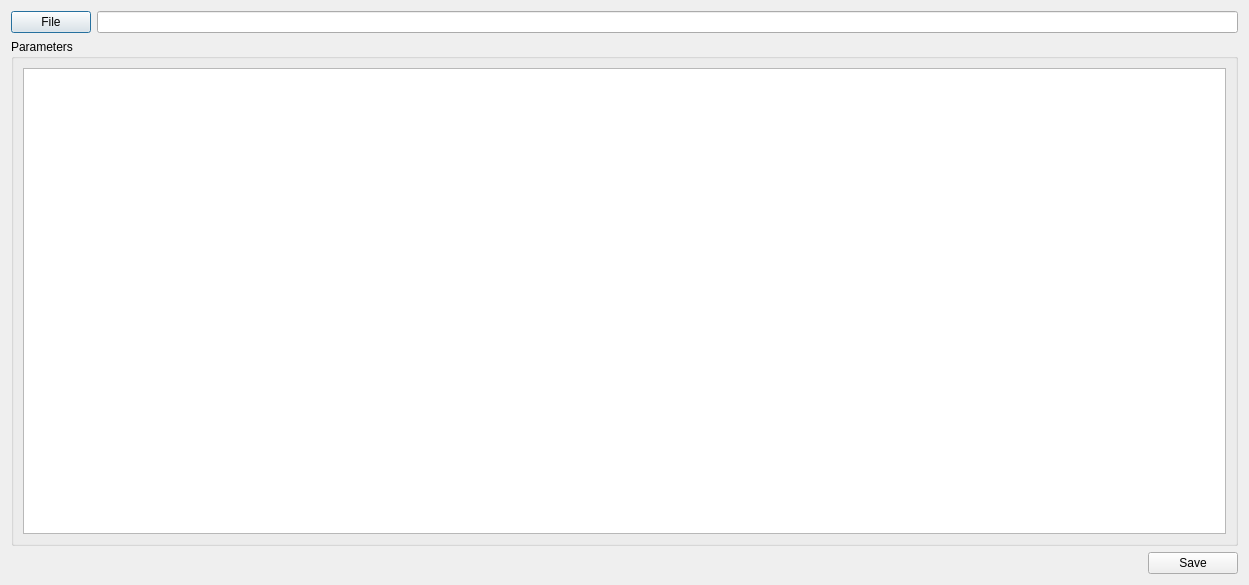
The window that ui_qt/ParametersManagerDialog.ui (UCLM-PAFyC/pyLibParameters) describes before a commit, drawn with Qt 5.
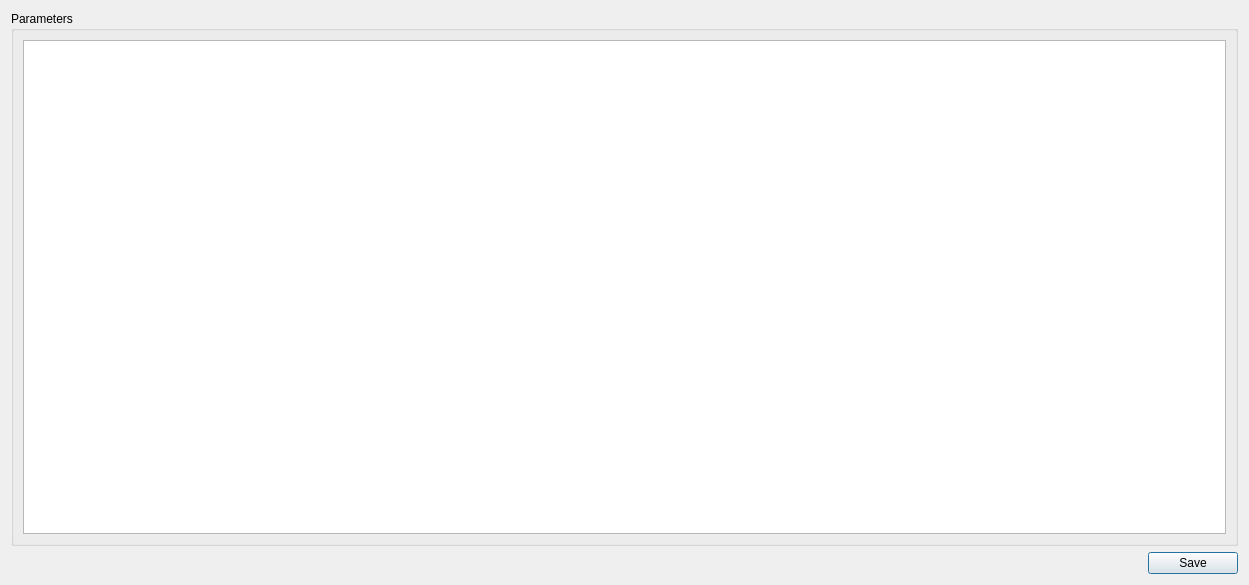
The same window after the commit.

Diff of the .ui file:
```diff
--- a/ui_qt/ParametersManagerDialog.ui
+++ b/ui_qt/ParametersManagerDialog.ui
@@ -15,24 +15,6 @@
   </property>
   <layout class="QGridLayout" name="gridLayout_2">
    <item row="0" column="0">
-    <layout class="QHBoxLayout" name="horizontalLayout">
-     <item>
-      <widget class="QPushButton" name="filePushButton">
-       <property name="text">
-        <string>File</string>
-       </property>
-      </widget>
-     </item>
-     <item>
-      <widget class="QLineEdit" name="fileLineEdit">
-       <property name="readOnly">
-        <bool>true</bool>
-       </property>
-      </widget>
-     </item>
-    </layout>
-   </item>
-   <item row="1" column="0">
     <widget class="QGroupBox" name="groupBox">
      <property name="title">
       <string>Parameters</string>
@@ -44,7 +26,7 @@
      </layout>
     </widget>
    </item>
-   <item row="2" column="0">
+   <item row="1" column="0">
     <layout class="QHBoxLayout" name="horizontalLayout_2">
      <item>
       <spacer name="horizontalSpacer_4">
```
